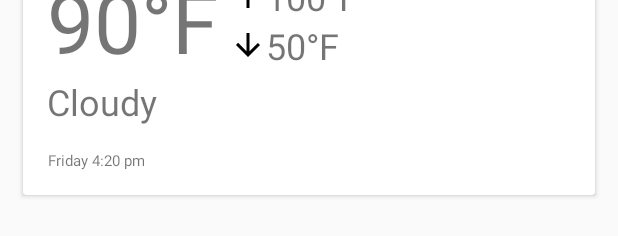
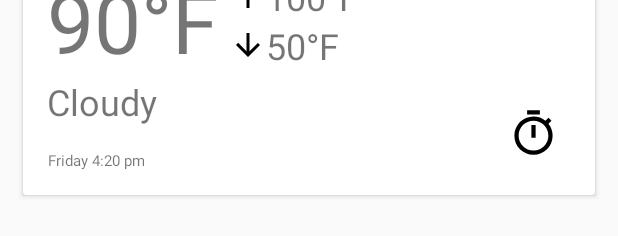
Before and after one commit to hasansidd/SimpleWeather, an Android app: the layout weather_item_recyclerview.xml on its own in the app's theme, with its tools: preview values and no code run, on a phone screen of 412 x 824 dp. Shown: the part 172-408 px from the top of the screen. Run offline under Robolectric (Android 15) with nearby library versions, the phone set to English and light mode, and no system bars.

Commit message:
- finished notification option saving

```diff
--- a/app/src/main/java/com/siddapps/android/simpleweather/MainActivity.java
+++ b/app/src/main/java/com/siddapps/android/simpleweather/MainActivity.java
@@ -35,6 +35,7 @@ public class MainActivity extends AppCompatActivity {
         super.onCreate(savedInstanceState);
         Fabric.with(this, new Crashlytics());
         JobManager.create(this).addJobCreator(new WeatherJobCreator());
+        WeatherFetchJob.scheduleJob();
 
         if (ContextCompat.checkSelfPermission(this, Manifest.permission.ACCESS_FINE_LOCATION) != PackageManager.PERMISSION_GRANTED) {
             mWeatherFetcher = new WeatherFetcher(this);
--- /dev/null
+++ b/app/src/main/res/drawable/alert.xml
@@ -0,0 +1,9 @@
+<vector xmlns:android="http://schemas.android.com/apk/res/android"
+        android:width="24dp"
+        android:height="24dp"
+        android:viewportWidth="24.0"
+        android:viewportHeight="24.0">
+    <path
+        android:fillColor="#FF000000"
+        android:pathData="M15,1L9,1v2h6L15,1zM11,14h2L13,8h-2v6zM19.03,7.39l1.42,-1.42c-0.43,-0.51 -0.9,-0.99 -1.41,-1.41l-1.42,1.42C16.07,4.74 14.12,4 12,4c-4.97,0 -9,4.03 -9,9s4.02,9 9,9 9,-4.03 9,-9c0,-2.12 -0.74,-4.07 -1.97,-5.61zM12,20c-3.87,0 -7,-3.13 -7,-7s3.13,-7 7,-7 7,3.13 7,7 -3.13,7 -7,7z"/>
+</vector>
--- a/app/src/main/res/layout/weather_item_recyclerview.xml
+++ b/app/src/main/res/layout/weather_item_recyclerview.xml
@@ -118,4 +118,15 @@
         android:padding="8dp"
         />
 
+    <ImageView
+        android:layout_gravity="right|bottom"
+        android:id="@+id/weather_alert"
+        android:layout_width="50dp"
+        android:layout_height="50dp"
+        android:scaleType="centerCrop"
+        app:srcCompat="@drawable/alert"
+        android:padding="8dp"
+        android:layout_margin="16dp"
+        />
+
 </android.support.v7.widget.CardView>
```
Also changed, not shown: app/src/main/java/com/siddapps/android/simpleweather/Weather.java (+9 -0 lines), app/src/main/java/com/siddapps/android/simpleweather/WeatherDetailFragment.java (+18 -13 lines), app/src/main/java/com/siddapps/android/simpleweather/WeatherFragment.java (+35 -13 lines), app/src/main/java/com/siddapps/android/simpleweather/WeatherJobs/WeatherFetchJob.java (+6 -7 lines), app/src/main/java/com/siddapps/android/simpleweather/WeatherStation.java (+67 -40 lines), app/src/main/res/layout/fragment_weather_detail.xml (+11 -0 lines).
